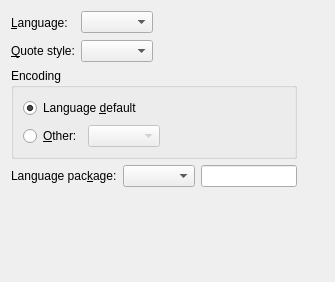
cburschka/lyx, file src/frontends/qt4/ui/LanguageUi.ui: the form before one commit.
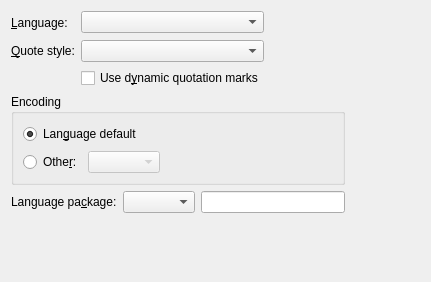
The form after the commit.

Commit message:
Implement dynamic quotation marks
File format change.

The edit to the form file:
```diff
--- a/src/frontends/qt4/ui/LanguageUi.ui
+++ b/src/frontends/qt4/ui/LanguageUi.ui
@@ -6,7 +6,7 @@
    <rect>
     <x>0</x>
     <y>0</y>
-    <width>335</width>
+    <width>431</width>
     <height>282</height>
    </rect>
   </property>
@@ -14,15 +14,50 @@
    <string/>
   </property>
   <layout class="QGridLayout" name="gridLayout">
-   <item row="0" column="0">
-    <widget class="QLabel" name="languageL">
-     <property name="text">
-      <string>&amp;Language:</string>
+   <item row="5" column="1">
+    <spacer>
+     <property name="orientation">
+      <enum>Qt::Vertical</enum>
      </property>
-     <property name="buddy">
-      <cstring>languageCO</cstring>
+     <property name="sizeType">
+      <enum>QSizePolicy::Expanding</enum>
      </property>
-    </widget>
+     <property name="sizeHint" stdset="0">
+      <size>
+       <width>71</width>
+       <height>171</height>
+      </size>
+     </property>
+    </spacer>
+   </item>
+   <item row="4" column="3">
+    <spacer name="horizontalSpacer">
+     <property name="orientation">
+      <enum>Qt::Horizontal</enum>
+     </property>
+     <property name="sizeHint" stdset="0">
+      <size>
+       <width>38</width>
+       <height>20</height>
+      </size>
+     </property>
+    </spacer>
+   </item>
+   <item row="0" column="2">
+    <spacer>
+     <property name="orientation">
+      <enum>Qt::Horizontal</enum>
+     </property>
+     <property name="sizeType">
+      <enum>QSizePolicy::MinimumExpanding</enum>
+     </property>
+     <property name="sizeHint" stdset="0">
+      <size>
+       <width>71</width>
+       <height>23</height>
+      </size>
+     </property>
+    </spacer>
    </item>
    <item row="0" column="1">
     <widget class="QComboBox" name="languageCO">
@@ -31,22 +66,6 @@
      </property>
     </widget>
    </item>
-   <item row="0" column="2">
-    <spacer>
-     <property name="orientation">
-      <enum>Qt::Horizontal</enum>
-     </property>
-     <property name="sizeType">
-      <enum>QSizePolicy::MinimumExpanding</enum>
-     </property>
-     <property name="sizeHint" stdset="0">
-      <size>
-       <width>71</width>
-       <height>23</height>
-      </size>
-     </property>
-    </spacer>
-   </item>
    <item row="1" column="0">
     <widget class="QLabel" name="typeL">
      <property name="text">
@@ -57,10 +76,48 @@
      </property>
     </widget>
    </item>
+   <item row="4" column="0" colspan="3">
+    <layout class="QHBoxLayout" name="horizontalLayout">
+     <item>
+      <widget class="QLabel" name="languagePackageLA">
+       <property name="text">
+        <string>Language pa&amp;ckage:</string>
+       </property>
+       <property name="buddy">
+        <cstring>languagePackageCO</cstring>
+       </property>
+      </widget>
+     </item>
+     <item>
+      <widget class="QComboBox" name="languagePackageCO">
+       <property name="toolTip">
+        <string>Select which language package LyX should use</string>
+       </property>
+      </widget>
+     </item>
+     <item>
+      <widget class="QLineEdit" name="languagePackageLE">
+       <property name="toolTip">
+        <string>Enter the command to load the language package (default: \usepackage{babel})</string>
+       </property>
+      </widget>
+     </item>
+    </layout>
+   </item>
    <item row="1" column="1">
     <widget class="QComboBox" name="quoteStyleCO"/>
    </item>
-   <item row="2" column="0" colspan="3">
+   <item row="0" column="0">
+    <widget class="QLabel" name="languageL">
+     <property name="text">
+      <string>&amp;Language:</string>
+     </property>
+     <property name="buddy">
+      <cstring>languageCO</cstring>
+     </property>
+    </widget>
+   </item>
+   <item row="3" column="0" colspan="3">
     <widget class="QGroupBox" name="groupBox">
      <property name="title">
       <string>Encoding</string>
@@ -78,7 +135,7 @@
       <item row="0" column="0" colspan="2">
        <widget class="QRadioButton" name="defaultencodingRB">
         <property name="text">
-         <string>Language &amp;default</string>
+         <string>Lan&amp;guage default</string>
         </property>
         <property name="checked">
          <bool>true</bool>
@@ -101,7 +158,7 @@
       <item row="1" column="0">
        <widget class="QRadioButton" name="otherencodingRB">
         <property name="text">
-         <string>&amp;Other:</string>
+         <string>Othe&amp;r:</string>
         </property>
        </widget>
       </item>
@@ -118,62 +175,15 @@
      </layout>
     </widget>
    </item>
-   <item row="3" column="0" colspan="3">
-    <layout class="QHBoxLayout" name="horizontalLayout">
-     <item>
-      <widget class="QLabel" name="languagePackageLA">
-       <property name="text">
-        <string>Language pac&amp;kage:</string>
-       </property>
-       <property name="buddy">
-        <cstring>languagePackageCO</cstring>
-       </property>
-      </widget>
-     </item>
-     <item>
-      <widget class="QComboBox" name="languagePackageCO">
-       <property name="toolTip">
-        <string>Select which language package LyX should use</string>
-       </property>
-      </widget>
-     </item>
-     <item>
-      <widget class="QLineEdit" name="languagePackageLE">
-       <property name="toolTip">
-        <string>Enter the command to load the language package (default: \usepackage{babel})</string>
-       </property>
-      </widget>
-     </item>
-    </layout>
-   </item>
-   <item row="3" column="3">
-    <spacer name="horizontalSpacer">
-     <property name="orientation">
-      <enum>Qt::Horizontal</enum>
+   <item row="2" column="1">
+    <widget class="QCheckBox" name="dynamicQuotesCB">
+     <property name="toolTip">
+      <string>Output quotation marks that automatically adapt to the style selected above. If this is not selected, the quotation marks will stick with the style they have been inserted with.</string>
      </property>
-     <property name="sizeHint" stdset="0">
-      <size>
-       <width>38</width>
-       <height>20</height>
-      </size>
+     <property name="text">
+      <string>Use d&amp;ynamic quotation marks</string>
      </property>
-    </spacer>
-   </item>
-   <item row="4" column="1">
-    <spacer>
-     <property name="orientation">
-      <enum>Qt::Vertical</enum>
-     </property>
-     <property name="sizeType">
-      <enum>QSizePolicy::Expanding</enum>
-     </property>
-     <property name="sizeHint" stdset="0">
-      <size>
-       <width>71</width>
-       <height>171</height>
-      </size>
-     </property>
-    </spacer>
+    </widget>
    </item>
   </layout>
  </widget>
```
Left out of the diff: 11 changed lines with no effect on the pictures. The commit also changes 11 other files.
